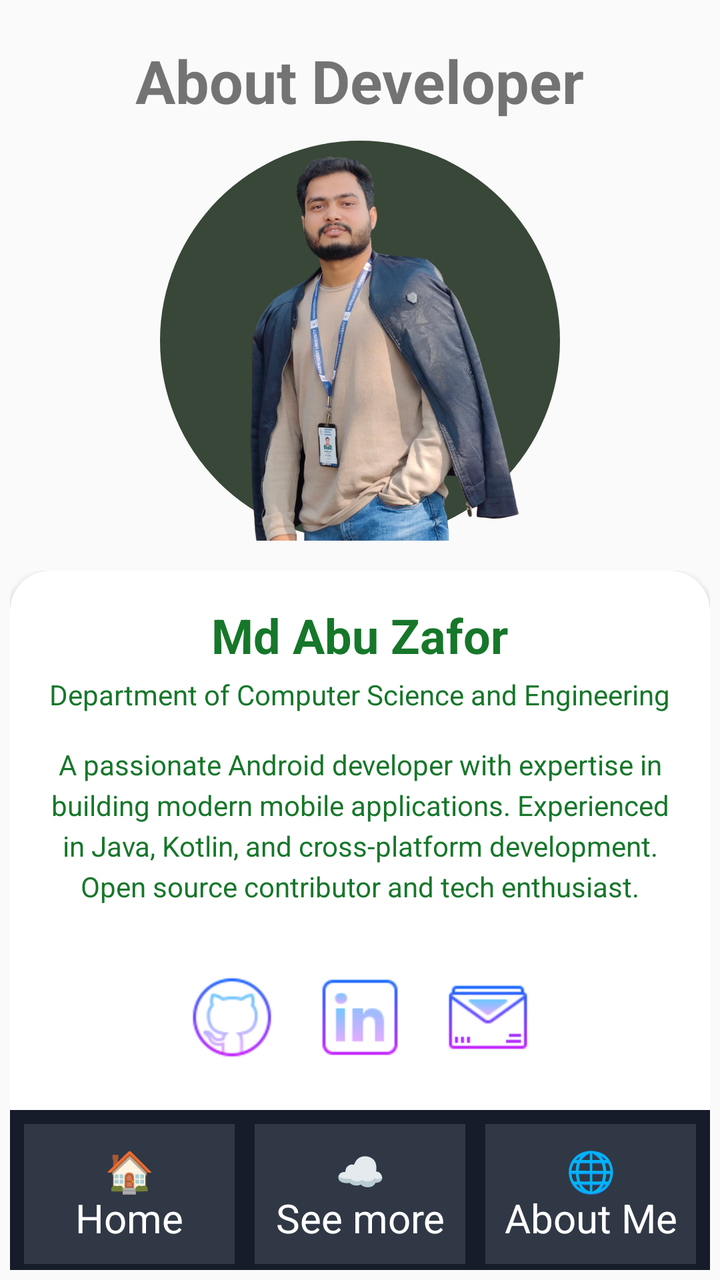
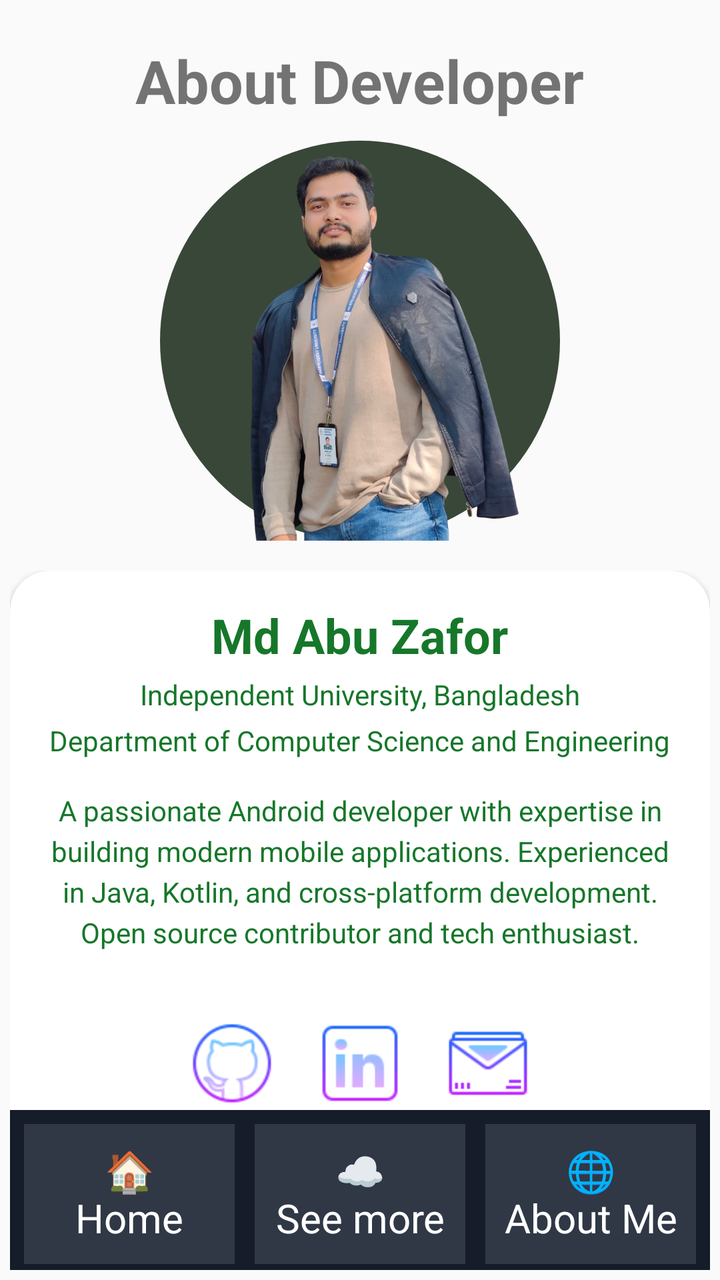

The first picture is an Android layout as it rendered before a commit; the second is the same layout after the commit. The layout source and the unified diff follow.
<!-- AndroidManifest.xml: application theme Theme.WeatherApp -->
<!-- res/layout/activity_windy_web_view.xml -->
<?xml version="1.0" encoding="utf-8"?>
<RelativeLayout xmlns:android="http://schemas.android.com/apk/res/android"
    xmlns:app="http://schemas.android.com/apk/res-auto"
    xmlns:tools="http://schemas.android.com/tools"
    android:id="@+id/main"
    android:layout_width="match_parent"
    android:layout_height="match_parent"
    tools:context=".Windy_WebView">

    
    <RelativeLayout
        android:layout_width="match_parent"
        android:layout_height="match_parent"
        android:orientation="horizontal">

        <TextView
            android:id="@+id/about"
            android:layout_width="wrap_content"
            android:layout_height="wrap_content"
            android:layout_centerHorizontal="true"
            android:layout_marginTop="20dp"
            android:text="About Developer"
            android:textSize="30sp"
            android:textStyle="bold" />

        
        <LinearLayout
            android:id="@+id/image"
            android:layout_width="200dp"
            android:layout_height="200dp"
            android:layout_below="@+id/about"
            android:layout_centerHorizontal="true"
            android:layout_marginTop="10dp"
            android:orientation="vertical">

            <ImageView
                android:layout_width="match_parent"
                android:layout_height="match_parent"
                android:background="@drawable/rounded_background"
                android:src="@drawable/mypic" />
        </LinearLayout>

        
        <LinearLayout
            android:layout_width="wrap_content"
            android:layout_height="wrap_content"
            android:layout_below="@+id/image"
            android:layout_centerHorizontal="true"
            android:layout_marginTop="15dp"
            android:orientation="vertical"
            android:textAlignment="center">

            <androidx.cardview.widget.CardView
                android:layout_width="350dp"
                android:layout_height="300dp"
                android:elevation="30dp"
                app:cardCornerRadius="20dp"
                android:background="@drawable/rounded_background">

                <LinearLayout
                    android:layout_width="match_parent"
                    android:layout_height="match_parent"
                    android:orientation="vertical"
                    android:padding="16dp">

                    
                    <TextView
                        android:layout_width="wrap_content"
                        android:layout_height="wrap_content"
                        android:layout_gravity="center"
                        android:text="Md Abu Zafor"
                        android:textColor="#16772A"
                        android:textSize="24sp"
                        android:textStyle="bold" />

                    
                    <TextView
                        android:layout_width="wrap_content"
                        android:layout_height="wrap_content"
                        android:layout_gravity="center"
                        android:layout_marginTop="4dp"
                        android:text="Department of Computer Science and Engineering"
                        android:textColor="#16772A"
                        android:textSize="14sp" />

                    
                    <TextView
                        android:layout_width="match_parent"
                        android:layout_height="wrap_content"
                        android:layout_marginTop="16dp"
                        android:lineSpacingExtra="4dp"
                        android:text="A passionate Android developer with expertise in building modern mobile applications. Experienced in Java, Kotlin, and cross-platform development. Open source contributor and tech enthusiast."
                        android:textAlignment="center"
                        android:textColor="#16772A"
                        android:textSize="14sp" />

                    
                    <LinearLayout
                        android:layout_width="match_parent"
                        android:layout_height="wrap_content"
                        android:layout_marginTop="24dp"
                        android:gravity="center"
                        android:orientation="horizontal">

                        
                        <ImageView
                            android:layout_width="48dp"
                            android:layout_height="48dp"
                            android:layout_margin="8dp"
                            android:onClick="openGithub"
                            android:src="@drawable/giticon" />

                        
                        <ImageView
                            android:layout_width="48dp"
                            android:layout_height="48dp"
                            android:layout_margin="8dp"
                            android:onClick="openLinkedIn"
                            android:src="@drawable/linkdinicon" />


                        
                        <ImageView
                            android:layout_width="48dp"
                            android:layout_height="48dp"
                            android:layout_margin="8dp"
                            android:onClick="sendEmail"
                            android:src="@drawable/emailicon" />
                    </LinearLayout>
                </LinearLayout>
            </androidx.cardview.widget.CardView>
        </LinearLayout>
    </RelativeLayout>

    
    <LinearLayout
        android:layout_width="match_parent"
        android:layout_height="80dp"
        android:layout_alignParentBottom="true"
        android:layout_margin="5dp"
        android:background="@color/back_1"
        android:orientation="horizontal"
        android:padding="2dp"
        android:weightSum="3"
        tools:ignore="MissingConstraints">

        <TextView
            android:id="@+id/homeButton2"
            android:layout_width="70dp"
            android:layout_height="70dp"
            android:layout_margin="5dp"
            android:layout_weight="1"
            android:background="@color/back_2"
            android:gravity="center"
            android:text="🏠\nHome"
            android:textColor="@color/white"
            android:textSize="20sp" />

        <TextView
            android:id="@+id/smoreButton2"
            android:layout_width="70dp"
            android:layout_height="70dp"
            android:layout_margin="5dp"
            android:layout_weight="1"
            android:background="@color/back_2"
            android:gravity="center"
            android:text="☁️\nSee more"
            android:textColor="@color/white"
            android:textSize="20sp" />

        <TextView
            android:id="@+id/webviewButton2"
            android:layout_width="70dp"
            android:layout_height="70dp"
            android:layout_margin="5dp"
            android:layout_weight="1"
            android:background="@color/back_2"
            android:gravity="center"
            android:text="🌐\nAbout Me"
            android:textColor="@color/white"
            android:textSize="20sp" />
    </LinearLayout>
</RelativeLayout>
<!-- resources referenced by this layout -->
<resources>
  <color name="back_1">#161c2a</color>
  <color name="back_2">#303846</color>
  <color name="white">#FFFFFFFF</color>
  <!-- drawable emailicon: png bitmap (drawable, 1424 bytes) -->
  <!-- drawable giticon: png bitmap (drawable, 3152 bytes) -->
  <!-- drawable linkdinicon: png bitmap (drawable, 1512 bytes) -->
  <!-- drawable mypic: png bitmap (drawable, 618158 bytes) -->
  <!-- drawable rounded_background (drawable) -->
  <?xml version="1.0" encoding="utf-8"?>
  <shape xmlns:android="http://schemas.android.com/apk/res/android">
      <corners android:radius="102dp"/>
      <solid android:color="#384738"/>
  </shape>
  <style name="Theme.WeatherApp" parent="Base.Theme.WeatherApp" />
  <style name="Base.Theme.WeatherApp" parent="Theme.AppCompat.Light.NoActionBar">
          <item name="colorPrimaryDark">@color/back_1</item>
          
          
      </style>
</resources>

<!-- the commit's change to res/layout/activity_windy_web_view.xml (unified diff, before → after) -->
@@ -63,7 +63,7 @@
                     android:orientation="vertical"
                     android:padding="16dp">
 
-                    
+
                     <TextView
                         android:layout_width="wrap_content"
                         android:layout_height="wrap_content"
@@ -73,7 +73,15 @@
                         android:textSize="24sp"
                         android:textStyle="bold" />
 
-                    
+                    <TextView
+                        android:layout_width="wrap_content"
+                        android:layout_height="wrap_content"
+                        android:layout_gravity="center"
+                        android:layout_marginTop="4dp"
+                        android:text="Independent University, Bangladesh"
+                        android:textColor="#16772A"
+                        android:textSize="14sp" />
+                 
                     <TextView
                         android:layout_width="wrap_content"
                         android:layout_height="wrap_content"
@@ -83,7 +91,7 @@
                         android:textColor="#16772A"
                         android:textSize="14sp" />
 
-                    
+                  
                     <TextView
                         android:layout_width="match_parent"
                         android:layout_height="wrap_content"
@@ -107,6 +115,8 @@
                             android:layout_width="48dp"
                             android:layout_height="48dp"
                             android:layout_margin="8dp"
+                            android:clickable="true"
+                            android:focusable="true"
                             android:onClick="openGithub"
                             android:src="@drawable/giticon" />
 
@@ -115,6 +125,8 @@
                             android:layout_width="48dp"
                             android:layout_height="48dp"
                             android:layout_margin="8dp"
+                            android:clickable="true"
+                            android:focusable="true"
                             android:onClick="openLinkedIn"
                             android:src="@drawable/linkdinicon" />
 
@@ -124,6 +136,8 @@
                             android:layout_width="48dp"
                             android:layout_height="48dp"
                             android:layout_margin="8dp"
+                            android:clickable="true"
+                            android:focusable="true"
                             android:onClick="sendEmail"
                             android:src="@drawable/emailicon" />
                     </LinearLayout>
